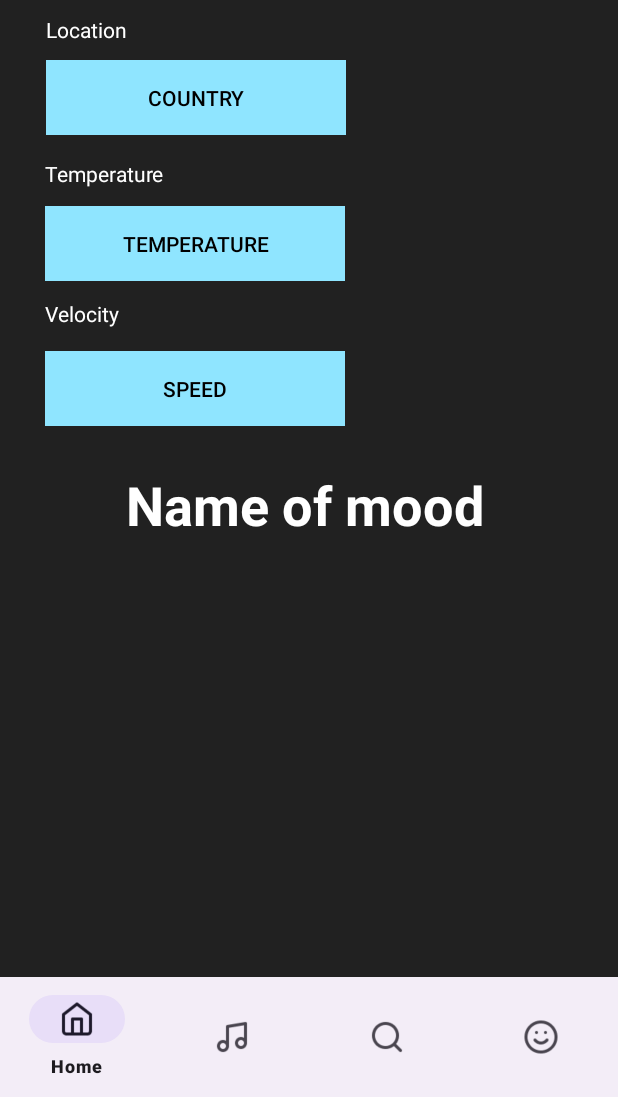
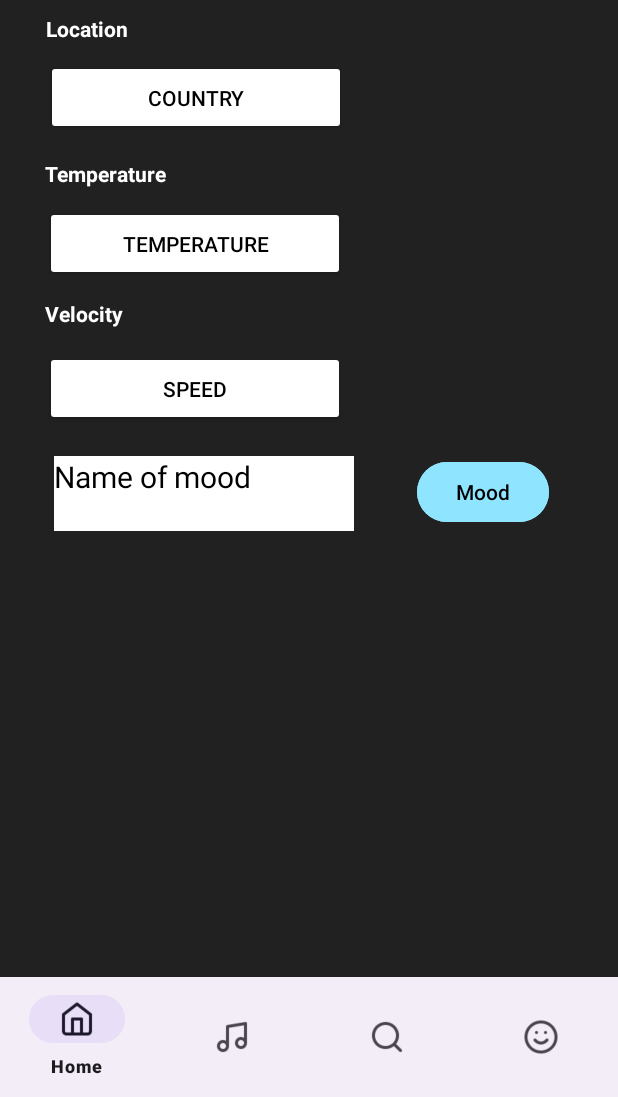
Before and after one commit to txl-sammi/soundsense, an Android app: the HomeFragment screen opened directly, with no data from a screen before it, on a phone screen of 412 x 824 dp, the part 139-1236 px from its top. Run offline under Robolectric (Android 15) with nearby library versions, the phone set to English and light mode, and no system bars; our stand-ins replace Firebase (no records; nobody signed in at launch, a user with empty details on screens opened directly), Volley; 1 statement that could not run was skipped.

Commit message:
Implement the functionality to display the mood

```diff
--- a/app/src/main/res/layout/fragment_home.xml
+++ b/app/src/main/res/layout/fragment_home.xml
@@ -30,41 +30,54 @@
         app:layout_constraintStart_toStartOf="parent"
         app:layout_constraintTop_toTopOf="parent" />
 
+    <!-- Adjust marginTop to 0dp -->
 
     <TextView
         android:id="@+id/app_name2"
+        android:layout_width="200dp"
+        android:layout_height="50dp"
+        android:layout_marginStart="36dp"
+        android:layout_marginTop="20dp"
+        android:background="@color/white"
+        android:text="@string/name_of_mood"
+        android:textColor="@android:color/black"
+        android:textSize="20sp"
+        app:layout_constraintStart_toStartOf="parent"
+        app:layout_constraintTop_toBottomOf="@+id/speed_button" />
+
+    <Button
+        android:id="@+id/mood_button"
         android:layout_width="wrap_content"
         android:layout_height="wrap_content"
-        android:layout_marginStart="84dp"
-        android:layout_marginTop="28dp"
-        android:text="@string/name_of_mood"
-        android:textColor="@android:color/white"
-        android:textSize="36sp"
-        android:textStyle="bold"
-        app:layout_constraintStart_toStartOf="parent"
-        app:layout_constraintTop_toBottomOf="@+id/speed_button" />
+        android:layout_marginStart="8dp"
+        android:backgroundTint="@color/blue"
+        android:text="@string/mood"
+        android:textColor="@color/black"
+        app:layout_constraintEnd_toEndOf="parent"
+        app:layout_constraintHorizontal_bias="0.425"
+        app:layout_constraintStart_toEndOf="@id/app_name2"
+        app:layout_constraintTop_toTopOf="@id/app_name2" />
 
     <android.widget.Button
         android:id="@+id/country_button"
         android:layout_width="200dp"
         android:layout_height="50dp"
         android:layout_marginTop="40dp"
-        android:background="@drawable/rectangle_button"
         android:text="Country"
+        android:backgroundTint="@color/white"
         android:textColor="@android:color/black"
         app:layout_constraintEnd_toEndOf="parent"
         app:layout_constraintHorizontal_bias="0.145"
         app:layout_constraintStart_toStartOf="parent"
         app:layout_constraintTop_toBottomOf="@id/app_name" />
 
-
     <android.widget.Button
         android:id="@+id/speed_button"
         android:layout_width="200dp"
         android:layout_height="50dp"
         android:layout_marginTop="15dp"
-        android:background="@drawable/rectangle_button"
         android:text="Speed"
+        android:backgroundTint="@color/white"
         android:textColor="@android:color/black"
         app:layout_constraintEnd_toEndOf="parent"
         app:layout_constraintHorizontal_bias="0.142"
@@ -76,8 +89,8 @@
         android:layout_width="200dp"
         android:layout_height="50dp"
         android:layout_marginTop="12dp"
-        android:background="@drawable/rectangle_button"
         android:text="Temperature"
+        android:backgroundTint="@color/white"
         android:textColor="@android:color/black"
         app:layout_constraintEnd_toEndOf="parent"
         app:layout_constraintHorizontal_bias="0.142"
@@ -86,21 +99,23 @@
 
     <TextView
         android:id="@+id/textView"
-        android:layout_width="61dp"
-        android:layout_height="20dp"
+        android:layout_width="147dp"
+        android:layout_height="21dp"
         android:text="Location"
         android:textColor="@color/white"
+        android:textStyle="bold"
         app:layout_constraintBottom_toTopOf="@+id/country_button"
         app:layout_constraintStart_toStartOf="@+id/country_button"
         app:layout_constraintTop_toBottomOf="@+id/app_name" />
 
     <TextView
         android:id="@+id/textView2"
-        android:layout_width="wrap_content"
-        android:layout_height="wrap_content"
+        android:layout_width="146dp"
+        android:layout_height="19dp"
         android:layout_marginTop="16dp"
         android:text="Temperature"
         android:textColor="@color/white"
+        android:textStyle="bold"
         app:layout_constraintStart_toStartOf="@+id/temperature_button"
         app:layout_constraintTop_toBottomOf="@+id/country_button" />
 
@@ -111,6 +126,7 @@
         android:layout_marginStart="30dp"
         android:layout_marginTop="12dp"
         android:text="Velocity"
+        android:textStyle="bold"
         android:textColor="@color/white"
         app:layout_constraintStart_toStartOf="parent"
         app:layout_constraintTop_toBottomOf="@+id/temperature_button" />
--- a/app/src/main/res/values/strings.xml
+++ b/app/src/main/res/values/strings.xml
@@ -36,4 +36,5 @@
     <string name="home_page">Home Activity</string>
     <string name="music_gpt">musicGPT</string>
     <string name="user">User</string>
+    <string name="mood">Mood</string>
 </resources>
```
Also changed, not shown: app/src/main/java/com/example/soundsenseapp/HomeFragment.java (+78 -47 lines).
